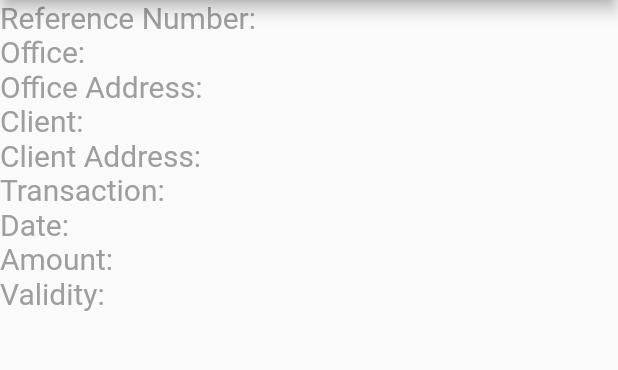
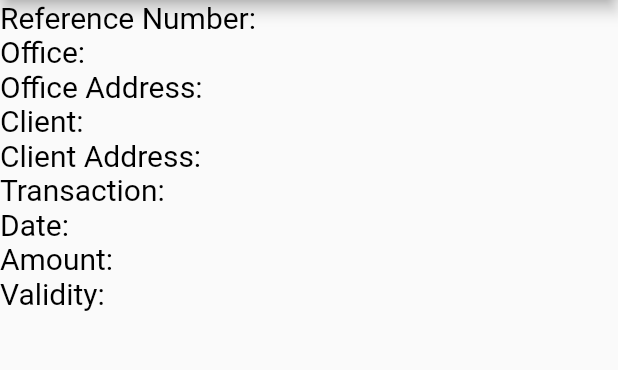
Before and after one commit to JHNLWHD/e-proseso, a Flutter app: the ProcessScreen screen opened directly with empty values, on a phone screen of 412 x 824 dp, the part 84-454 px from its top. Run offline on Flutter 3.47's test engine with Material 2 defaults, Android fonts, the phone set to English and light mode, and no system bars; our stand-ins replace firebase_auth, firebase_database, google_sign_in; accounts and stored records are empty.

Commit message:
:sparkles: change color text from gray to black in process_screen.dart

```diff
--- a/lib/process_screen.dart
+++ b/lib/process_screen.dart
@@ -32,63 +32,63 @@ class _ProcessScreenState extends State<ProcessScreen> {
               'Reference Number: ' + widget.process.referenceNumber,
               style: TextStyle(
                 fontSize: 20,
-                color: Colors.grey,
+                color: Colors.black,
               ),
             ),
             Text(
               'Office: ' + widget.process.nameOfOffice,
               style: TextStyle(
                 fontSize: 20,
-                color: Colors.grey,
+                color: Colors.black,
               ),
             ),
             Text(
               'Office Address: ' + widget.process.officeAddress,
               style: TextStyle(
                 fontSize: 20,
-                color: Colors.grey,
+                color: Colors.black,
               ),
             ),
             Text(
               'Client: ' + widget.process.clientName,
               style: TextStyle(
                 fontSize: 20,
-                color: Colors.grey,
+                color: Colors.black,
               ),
             ),
             Text(
               'Client Address: ' + widget.process.clientAddress,
               style: TextStyle(
                 fontSize: 20,
-                color: Colors.grey,
+                color: Colors.black,
               ),
             ),
             Text(
               'Transaction: ' + widget.process.transactionType,
               style: TextStyle(
                 fontSize: 20,
-                color: Colors.grey,
+                color: Colors.black,
               ),
             ),
             Text(
               'Date: ' + widget.process.transactionDate,
               style: TextStyle(
                 fontSize: 20,
-                color: Colors.grey,
+                color: Colors.black,
               ),
             ),
             Text(
               'Amount: ' + widget.process.amount,
               style: TextStyle(
                 fontSize: 20,
-                color: Colors.grey,
+                color: Colors.black,
               ),
             ),
             Text(
               'Validity: ' + widget.process.validity,
               style: TextStyle(
                 fontSize: 20,
-                color: Colors.grey,
+                color: Colors.black,
               ),
             ),
             Padding(padding: new EdgeInsets.all(5.0)),
```
